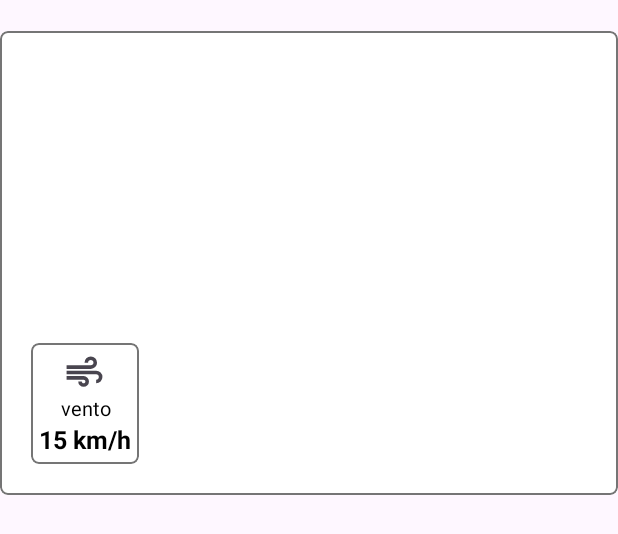
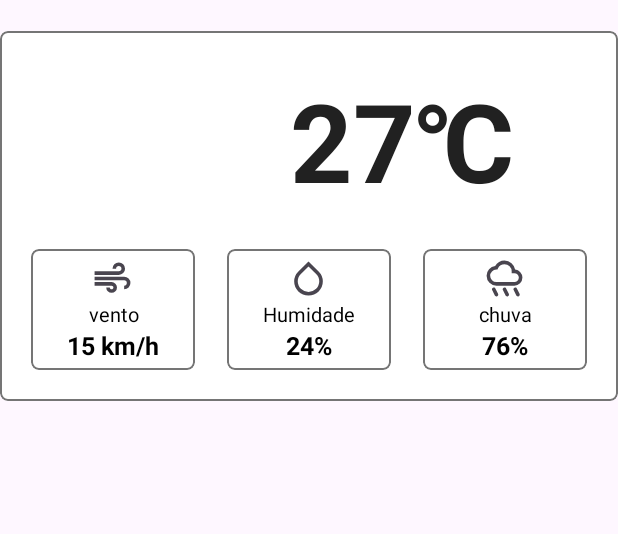
Before and after one commit to VitorAlvesDevv/Previsao-tempo, an Android app: the layout item_container_current_previsao.xml on its own in the app's theme, with its tools: preview values and no code run, on a phone screen of 412 x 824 dp. Shown: the top 534 px of the screen. Run offline under Robolectric (Android 15) with nearby library versions, the phone set to English and light mode, and no system bars.

Commit message:
Alteraçoes no erro no layout

```diff
--- a/app/src/main/java/com/example/previsaodotempo/fragments/home/HomeFragment.kt
+++ b/app/src/main/java/com/example/previsaodotempo/fragments/home/HomeFragment.kt
@@ -110,11 +110,7 @@ class HomeFragment : Fragment() {
                 val previsaoDataState = it.getContentIfNotHandled() ?: return@observe
                 binding.swipeRefreshLayout.isRefreshing = previsaoDataState.isLoading
                 previsaoDataState.currentPrevisao?.let { currentPrevisao ->
-                    Toast.makeText(
-                        requireContext(),
-                        currentPrevisao.temperature.toString(),
-                        Toast.LENGTH_SHORT
-                    ).show()
+                    PrevisaoMeteorologica.setCurrentPrevisao(currentPrevisao)
                 }
                 previsaoDataState.error?.let { error ->
                     Toast.makeText(requireContext(), error, Toast.LENGTH_SHORT).show()
--- a/app/src/main/res/layout/item_container_current_previsao.xml
+++ b/app/src/main/res/layout/item_container_current_previsao.xml
@@ -32,10 +32,10 @@
             android:textColor="@color/raisin_black"
             android:textSize="@dimen/_56ssp"
             android:textStyle="bold"
-            app:layout_constraintBottom_toBottomOf="@+id/ImageIcon"
+            app:layout_constraintBottom_toBottomOf="@+id/imageIcon"
             app:layout_constraintEnd_toEndOf="parent"
-            app:layout_constraintStart_toEndOf="@+id/ImageIcon"
-            app:layout_constraintTop_toTopOf="@id/ImageIcon"
+            app:layout_constraintStart_toEndOf="@+id/imageIcon"
+            app:layout_constraintTop_toTopOf="@id/imageIcon"
             tools:text="27\u2103"/>
 
         <com.google.android.material.card.MaterialCardView
@@ -49,8 +49,8 @@
             android:elevation="0dp"
             app:layout_constraintBottom_toBottomOf="parent"
             app:layout_constraintEnd_toStartOf="@+id/cardHumidade"
-            app:layout_constraintStart_toStartOf="@+id/ImageIcon"
-            app:layout_constraintTop_toBottomOf="@+id/ImageIcon"
+            app:layout_constraintStart_toStartOf="@+id/imageIcon"
+            app:layout_constraintTop_toBottomOf="@+id/imageIcon"
             app:strokeColor="@color/silver"
             app:strokeWidth="1dp">
 
@@ -103,7 +103,7 @@
             app:layout_constraintEnd_toStartOf="@+id/cardChuva"
             app:layout_constraintStart_toEndOf="@+id/cardWind"
 
-            app:layout_constraintTop_toBottomOf="@+id/ImageIcon"
+            app:layout_constraintTop_toBottomOf="@+id/imageIcon"
             app:strokeColor="@color/silver"
             app:strokeWidth="1dp">
 
@@ -154,7 +154,7 @@
             app:layout_constraintBottom_toBottomOf="parent"
             app:layout_constraintEnd_toEndOf="parent"
             app:layout_constraintStart_toEndOf="@+id/cardHumidade"
-            app:layout_constraintTop_toBottomOf="@+id/ImageIcon"
+            app:layout_constraintTop_toBottomOf="@+id/imageIcon"
             app:strokeColor="@color/silver"
             app:strokeWidth="1dp">
 
```
